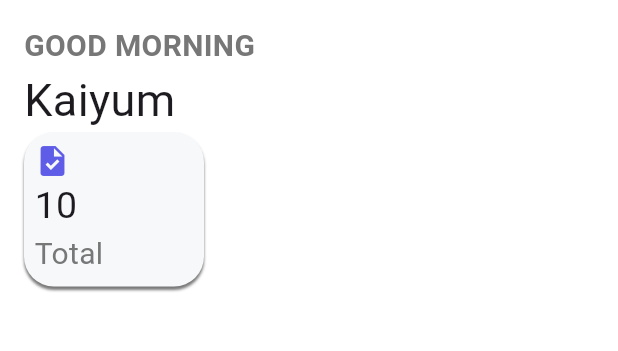
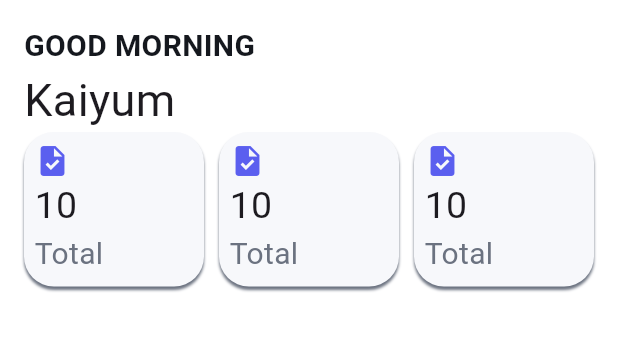
Before and after one commit to MD-ABDULKAIYUM/Task-Management-, a Flutter app: the screen it shows after launch, on a phone screen of 412 x 824 dp, the part 84-435 px from its top. Run offline on Flutter 3.47's test engine with Material 3 defaults, Android fonts, the phone set to English and light mode, and no system bars.

Commit message:
Home_page Update

```diff
--- a/lib/presentation/Core/Apps_colors.dart
+++ b/lib/presentation/Core/Apps_colors.dart
@@ -1,38 +1,42 @@
-
 import 'package:flutter/material.dart';
 
 class AppColors {
+  AppColors._();
 
-  // Primary Colors
-  static const Color primary = Color(0xFF5F5DE7);
-  static const Color primaryDark = Color(0xFF403E78);
-  static const Color primaryLight = Color(0xFFECEBFF);
+// Brand color (buttons, logo, highlights)
+  static const Color primary = Color(0xFF5B5FEF);
+  static const Color primaryLight = Color(0xFFEEEFFE);
 
-  // Background Colors
-  static const Color background = Color(0xFFF6F8FA);
+// Backgrounds
+  static const Color background = Color(0xFFF7F8FB);
   static const Color white = Color(0xFFFFFFFF);
-  static const Color surface = Color(0xFFF8F8FA);
+  static const Color softGrey = Color(0xFFEFF0F4);
+  static const Color iconBox = Color(0xFFF3F4F7);
+  static const Color buttonActiveBg = Color(0xFFE4E5E9);
 
-  // Text Colors
-  static const Color textPrimary = Color(0xFF171717);
-  static const Color textSecondary = Color(0xFF777777);
-  static const Color textLight = Color(0xFFAAAAAA);
+// Text
+  static const Color primaryText = Color(0xFF15181E);
+  static const Color bodyText = Color(0xFF4B5563);
+  static const Color secondaryText = Color(0xFF6B7280);
+  static const Color labelText = Color(0xFF8A909B);
+  static const Color mutedText = Color(0xFF9AA1AC);
 
-  // Border Colors
-  static const Color border = Color(0xFFE8E8EE);
-  static const Color divider = Color(0xFFF0F0F3);
+// Lines
+  static const Color border = Color.fromARGB(255, 210, 211, 215);
+  static const Color divider = Color(0xFFF0F1F4);
 
-  // Status Colors
-  static const Color success = Color(0xFF48A889);
-  static const Color successLight = Color(0xFFE8F6F0);
+// Green (completed / low priority)
+  static const Color green = Color(0xFF0E9F6E);
+  static const Color greenLight = Color(0xFFE8F9F2);
+  static const Color greenIcon = Color(0xFF10B981);
 
-  static const Color warning = Color(0xFFE8B75B);
-  static const Color warningLight = Color(0xFFFFF5E5);
+// Amber (medium priority / pending icon)
+  static const Color amber = Color(0xFFB45309);
+  static const Color amberLight = Color(0xFFFEF6E7);
+  static const Color amberIcon = Color(0xFFF59E0B);
 
-  static const Color error = Color(0xFFE4777D);
-  static const Color errorLight = Color(0xFFFFEEEE);
-
-  static const Color info = Color(0xFF7B91D8);
-  static const Color infoLight = Color(0xFFEEF1FF);
-
+// Red (high priority / delete)
+  static const Color red = Color(0xFFDC2626);
+  static const Color redLight = Color(0xFFFDEDED);
+  static const Color redBorder = Color(0xFFFBD5D5);
 }
--- a/lib/presentation/Core/Apps_strings.dart
+++ b/lib/presentation/Core/Apps_strings.dart
@@ -1,39 +1,59 @@
+class AppStrings {
+  AppStrings._();
 
+// App
+  static const String appName = 'Taskly';
+  static const String appTagline = 'Plan your day, simply.';
 
-class AppStrings {
-  // App Name
-  static const String appName = "Taskly";
-  static const String appTagline ="Plan Your day,simply";
+// Home
+  static const String goodMorning = 'GOOD MORNING';
+  static const String userName = 'Sakif';
+  static const String total = 'Total';
+  static const String pending = 'Pending';
+  static const String completed = 'Completed';
+  static const String all = 'All';
+  static const String tasks = 'TASKS';
+  static const String done = 'Done';
 
-  // Common
-  static const String save = "Save";
-  static const String cancel = "Cancel";
-  static const String delete = "Delete";
-  static const String update = "Update";
-  static const String add = "Add";
-  static const String search = "Search tasks...";
+// Empty states
+  static const String noTasksYet = 'No tasks yet';
+  static const String createFirstTask =
+      'Create your first task to start planning your day.';
+  static const String addYourFirstTask = 'Add your first task';
+  static const String noTasksFound = 'No tasks found';
+  static const String tryAnotherFilter =
+      'Try a different search term or filter.';
 
-  // Home Screen
-  static const String goodMorning = "GOOD MORNING";
-  static const String total = "Total";
-  static const String pending = "Pending";
-  static const String completed = "Completed";
-  static const String noTasks = "No tasks yet";
-  static const String addFirstTask = "Add your first task";
+// Add / Edit task
+  static const String addTask = 'Add Task';
+  static const String editTask = 'Edit Task';
+  static const String taskTitle = 'Task title';
+  static const String taskTitleHint = 'e.g. Finish onboarding mockups';
+  static const String description = 'Description';
+  static const String optional = '(optional)';
+  static const String descriptionHint = 'Add any extra detail...';
+  static const String dueDate = 'Due date';
+  static const String dueDateHint = 'Pick a date';
+  static const String priority = 'Priority';
+  static const String status = 'Status';
+  static const String saveTask = 'Save Task';
+  static const String cancel = 'Cancel';
+  static const String titleRequired = 'Title is required';
 
-  // Task Screen
-  static const String addTask = "Add Task";
-  static const String taskTitle = "Task Title";
-  static const String description = "Description";
-  static const String dueDate = "Due date";
-  static const String priority = "Priority";
-  static const String status = "Status";
-  static const String low = "Low";
-  static const String medium = "Medium";
-  static const String high = "High";
+// Priority
+  static const String low = 'Low';
+  static const String medium = 'Medium';
+  static const String high = 'High';
 
-  // Task Details
-  static const String taskDetails = "Task Details";
-  static const String markCompleted = "Mark as Completed";
-  static const String deleteTask = "Delete Task";
+// Task details
+  static const String taskDetails = 'Task Details';
+  static const String priorityLabel = 'priority';
+  static const String created = 'Created';
+  static const String markAsCompleted = 'Mark as Completed';
+  static const String markAsPending = 'Mark as Pending';
+  static const String deleteTask = 'Delete Task';
+  static const String deleteThisTask = 'Delete this task?';
+  static const String deleteWarning =
+      'This action cannot be undone. The task will be removed from your list.';
+  static const String delete = 'Delete';
 }
--- /dev/null
+++ b/lib/presentation/Core/task.dart
@@ -0,0 +1,62 @@
+class Task {
+  final String title;
+  final String description;
+  final String dueDate;
+  final String priority;
+  final String createdDate;
+  bool isCompleted;
+  Task({
+    required this.title,
+    required this.description,
+    required this.dueDate,
+    required this.priority,
+    required this.createdDate,
+    this.isCompleted = false,}
+      );
+  List<Task> x =[
+    Task(
+  title:'Finishing onboarding flow mockups ',
+  description : 'Call the clinic and schedule a cleaning',
+   dueDate: 'Nov 4',
+  priority:'High',
+      createdDate:'Nov 1',
+      isCompleted: false,
+
+  ),
+    Task(
+      title: 'Grocery shopping',
+      description: 'Milk, eggs, bread, and vegetables for the week.',
+      dueDate: 'Nov 3',
+      priority: 'Low',
+      createdDate: 'Nov 1, 2026',
+      isCompleted: false,
+    ),
+    Task(
+      title: 'Submit quarterly report',
+      description: 'Compile Q3 metrics and send to the finance team.',
+      dueDate: 'Oct 30',
+      priority: 'High',
+      createdDate: 'Oct 12, 2026',
+      isCompleted: false,
+    ),
+    Task(
+      title: 'Book dentist appointment',
+      description: 'Call the clinic and schedule a cleaning.',
+      dueDate: 'Nov 10',
+      priority: 'Medium',
+      createdDate: 'Nov 2, 2026',
+      isCompleted: false,
+    ),
+    Task(
+      title: 'Read "Atomic Habits" - ch. 4',
+      description: 'Continue the habit-stacking chapter before bed.',
+      dueDate: 'Nov 2',
+      priority: 'Low',
+      createdDate: 'Oct 25, 2026',
+      isCompleted: true,
+    ),
+
+
+  ];
+
+}
--- a/lib/presentation/Splash/splash_page.dart
+++ b/lib/presentation/Splash/splash_page.dart
@@ -43,7 +43,7 @@ class _splash_pageState extends State<splash_page> {
                 color: AppColors.primary,
                 borderRadius: BorderRadius.circular(20),
                 boxShadow:[
-                  BoxShadow(color: AppColors.textSecondary,offset: Offset(0, 2),blurRadius: 0.9),
+                  BoxShadow(color: AppColors.secondaryText,offset: Offset(0, 2),blurRadius: 0.9),
 
                 ]
 
--- a/lib/presentation/home/Home_page.dart
+++ b/lib/presentation/home/Home_page.dart
@@ -1,6 +1,8 @@
 import 'package:flutter/material.dart';
 import 'package:task_managment/presentation/Core/Apps_colors.dart';
 import 'package:task_managment/presentation/Core/Apps_strings.dart';
+import 'package:task_managment/presentation/home/Widget/app_logo.dart';
+import 'package:task_managment/presentation/home/Widget/start_card.dart';
 class HomePage extends StatefulWidget {
   const HomePage({super.key});
 
@@ -19,15 +21,8 @@ class _HomePageState extends State<HomePage> {
           child: Row(
             spacing: 8,
             children: [
-              Container(
-                height: 30,
-                width: 30,
-                decoration: BoxDecoration(
-                  color: AppColors.primary,
-                  borderRadius: BorderRadius.circular(10)
-                ),
-                child: Icon(Icons.check,color: AppColors.background,),
-              ),
+              AppLogo(),
+
               Text(AppStrings.appName)
 
             ],
@@ -59,7 +54,7 @@ class _HomePageState extends State<HomePage> {
               style: TextStyle(
                 fontSize: 20,
                 fontWeight: FontWeight.bold,
-                color:AppColors.textSecondary
+                color:AppColors.primaryText
               ),
             ),
            Text(
@@ -67,42 +62,15 @@ class _HomePageState extends State<HomePage> {
              fontSize: 30
            ),
            ),
-            Container(
+           Row(
+             spacing: 10,
+             children: [
+               Expanded(child: StartCard()),
+               Expanded(child: StartCard()),
+               Expanded(child: StartCard()),
+             ],
+           )
 
-              width:120,
-
-              decoration: BoxDecoration(
-                color: AppColors.background,
-                borderRadius: BorderRadius.circular(20),
-                  boxShadow:[
-                    // BoxShadow(color: AppColors.textSecondary,offset: Offset(0, 2),blurRadius: 0.9),
-                    BoxShadow(color: AppColors.textSecondary,offset: Offset(0, 2),blurRadius: 0.9)
-
-                  ]
-              ),
-              child: Padding(
-                padding: EdgeInsets.all(7.0),
-                child: Column(
-                  crossAxisAlignment: CrossAxisAlignment.start,
-                  children: [
-                    Icon(Icons.task,color: AppColors.primary,),
-                    Text('10',style: TextStyle(
-                      fontSize: 25 ,
-                      fontWeight: FontWeight.w400,
-
-                    ),),
-                    Text(
-                      AppStrings.total,
-                      style: TextStyle(
-                        fontSize: 20 ,
-                        color: AppColors.textSecondary
-                      ),
-                    )
-
-                  ],
-                ),
-              ),
-            )
 
           ],
 
--- /dev/null
+++ b/lib/presentation/home/Widget/app_logo.dart
@@ -0,0 +1,24 @@
+import 'package:flutter/material.dart';
+
+import '../../Core/Apps_colors.dart';
+class AppLogo extends StatefulWidget {
+  const AppLogo({super.key});
+
+  @override
+  State<AppLogo> createState() => _AppLogoState();
+}
+
+class _AppLogoState extends State<AppLogo> {
+  @override
+  Widget build(BuildContext context) {
+    return      Container(
+      height: 30,
+      width: 30,
+      decoration: BoxDecoration(
+          color: AppColors.primary,
+          borderRadius: BorderRadius.circular(10)
+      ),
+      child: Icon(Icons.check,color: AppColors.background,),
+    );
+  }
+}
--- /dev/null
+++ b/lib/presentation/home/Widget/start_card.dart
@@ -0,0 +1,47 @@
+import 'package:flutter/material.dart';
+
+import '../../Core/Apps_colors.dart';
+import '../../Core/Apps_strings.dart';
+class StartCard extends StatelessWidget {
+  const StartCard({super.key});
+
+  @override
+  Widget build(BuildContext context) {
+    return  Container(
+
+      width:120,
+
+      decoration: BoxDecoration(
+          color: AppColors.background,
+          borderRadius: BorderRadius.circular(20),
+          boxShadow:[
+            // BoxShadow(color: AppColors.textSecondary,offset: Offset(0, 2),blurRadius: 0.9),
+            BoxShadow(color: AppColors.secondaryText,offset: Offset(0, 2),blurRadius: 0.9)
+
+          ]
+      ),
+      child: Padding(
+        padding: EdgeInsets.all(7.0),
+        child: Column(
+          crossAxisAlignment: CrossAxisAlignment.start,
+          children: [
+            Icon(Icons.task,color: AppColors.primary,),
+            Text('10',style: TextStyle(
+              fontSize: 25 ,
+              fontWeight: FontWeight.w400,
+
+            ),),
+            Text(
+              AppStrings.total,
+              style: TextStyle(
+                  fontSize: 20 ,
+                  color: AppColors.secondaryText
+              ),
+            )
+
+          ],
+        ),
+      ),
+    );
+  }
+}
```
Also changed, not shown: lib/presentation/home/Widget/empty_task_veiw.dart (added), lib/presentation/home/Widget/filtter_button.dart (added), lib/presentation/home/Widget/profile_avter.dart (added), lib/presentation/home/Widget/task_card.dart (added).
